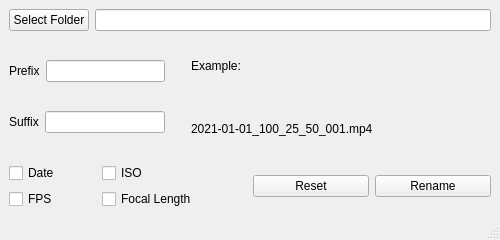
First picture: the form in Labeler/filelabeler.ui, repository GrigorySol/CodingPractice, before the edit.
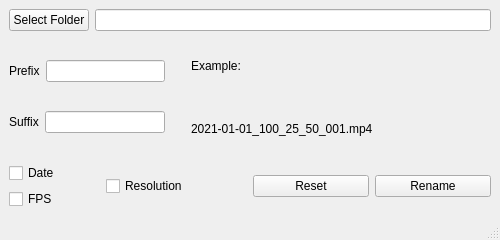
Second picture: the form after the edit.

Patch:
```diff
--- a/Labeler/filelabeler.ui
+++ b/Labeler/filelabeler.ui
@@ -172,14 +172,7 @@
           <item>
            <widget class="QCheckBox" name="checkBox_ISO">
             <property name="text">
-             <string>ISO</string>
-            </property>
-           </widget>
-          </item>
-          <item>
-           <widget class="QCheckBox" name="checkBox_Focal">
-            <property name="text">
-             <string>Focal Length</string>
+             <string>Resolution</string>
             </property>
            </widget>
           </item>
```
Left out of the diff: 2 changed lines with no effect on the pictures.
